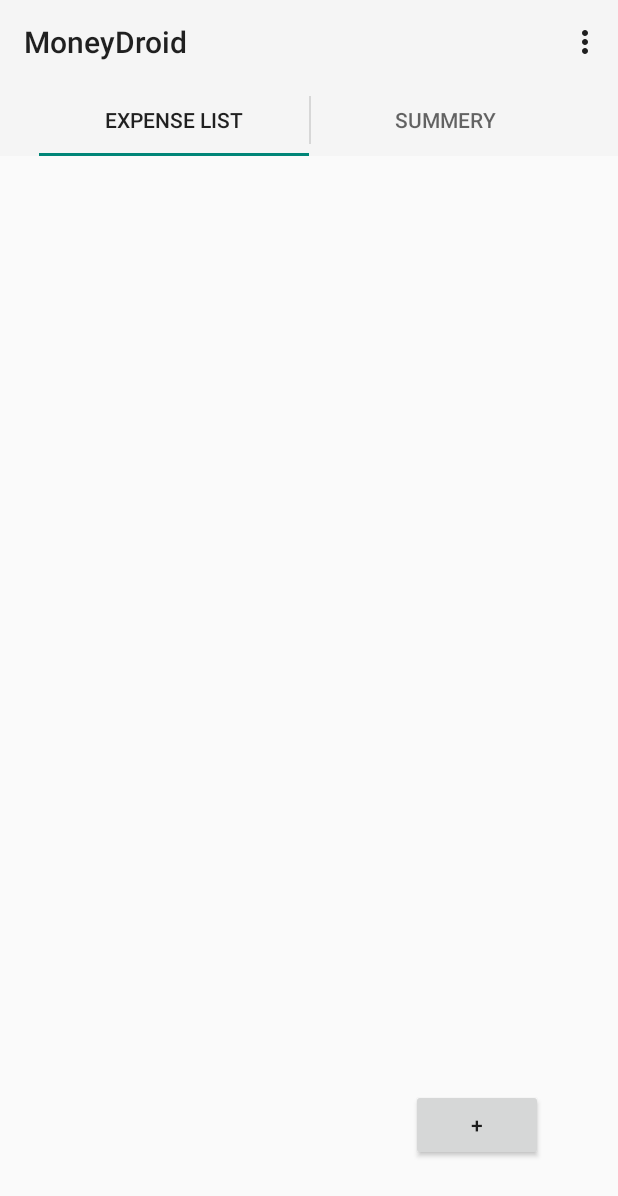
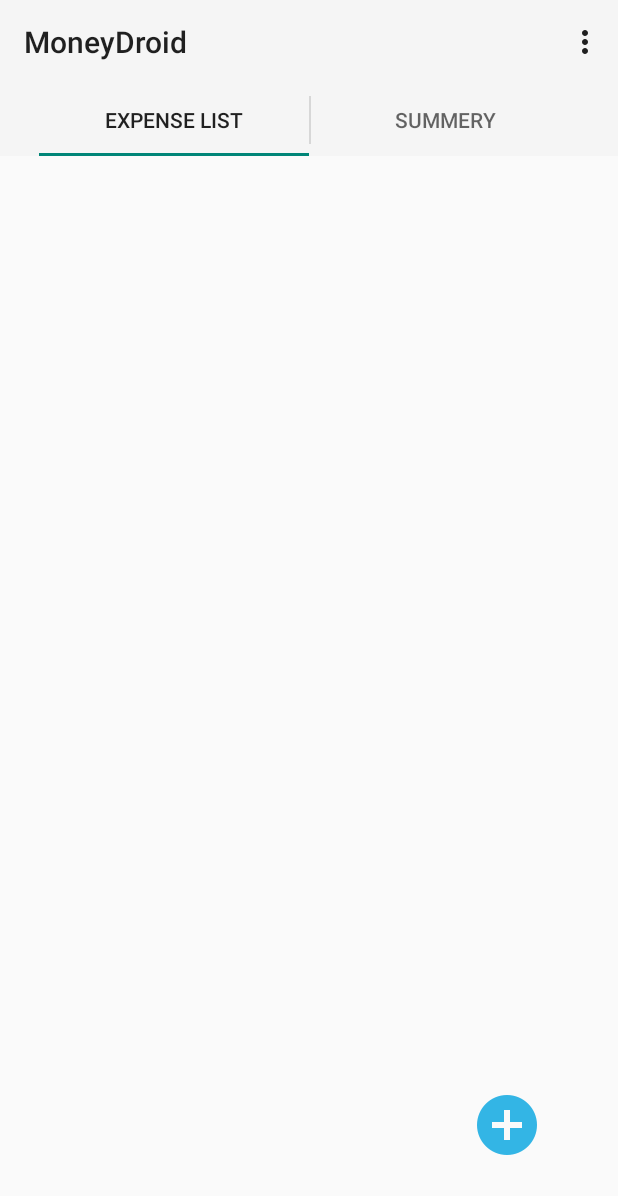
Before and after one commit to aashudwivedi/MoneyDroid, an Android app: the screen it shows after launch (MainActivity), on a phone screen of 412 x 824 dp. Shown: the top 1196 px of the screen. Run offline under Robolectric (Android 15) with nearby library versions, the phone set to English and light mode, and no system bars; libraries missing offline, so code that uses them is left out: com.facebook, com.facebook.model; 3 statements that could not run were skipped.

Commit message:
fancy floating action button

```diff
--- a/MoneyDroid/app/src/main/java/com/moneydroid/app/ui/ExpenseListFragment.java
+++ b/MoneyDroid/app/src/main/java/com/moneydroid/app/ui/ExpenseListFragment.java
@@ -3,6 +3,7 @@ package com.moneydroid.app.ui;
 import android.content.Intent;
 import android.database.ContentObserver;
 import android.database.Cursor;
+import android.graphics.PorterDuff;
 import android.net.Uri;
 import android.os.Bundle;
 import android.support.v4.app.ListFragment;
@@ -12,16 +13,15 @@ import android.support.v4.content.Loader;
 import android.view.LayoutInflater;
 import android.view.View;
 import android.view.ViewGroup;
-import android.widget.Button;
 import android.widget.FrameLayout;
+import android.widget.ImageButton;
 import android.widget.ListView;
 import android.widget.SimpleCursorAdapter;
+
 import com.moneydroid.app.R;
-import com.moneydroid.app.io.Transaction;
 import com.moneydroid.app.provider.TransactionContract;
-import com.moneydroid.app.provider.TransactionsProvider;
 
-import static com.moneydroid.app.provider.TransactionContract.*;
+import static com.moneydroid.app.provider.TransactionContract.Transactions;
 
 /**
  * Created by ashu on 23/5/14.
@@ -71,7 +71,12 @@ public class ExpenseListFragment extends ListFragment implements
         ListView listView = (ListView)root.findViewById(android.R.id.list);
         listView.setAdapter(mTransactionAdapter);
 
-        Button addExpenseButton = (Button)root.findViewById(R.id.add_expense_button);
+        ImageButton addExpenseButton = (ImageButton)root.findViewById(
+                R.id.add_expense_button);
+        //need to mutate ?
+        addExpenseButton.getDrawable().setColorFilter(0xff33B5E5,
+                PorterDuff.Mode.MULTIPLY);
+
         addExpenseButton.setOnClickListener(new View.OnClickListener() {
             @Override
             public void onClick(View v) {
--- a/MoneyDroid/app/src/main/res/layout/expense_list.xml
+++ b/MoneyDroid/app/src/main/res/layout/expense_list.xml
@@ -12,9 +12,10 @@
         tools:listitem="@layout/list_item_transaction">
     </ListView>
 
-    <Button
+    <ImageButton
         android:id="@+id/add_expense_button"
-        android:text="+"
+        android:src="@drawable/ic_add_circle_white_48dp"
+        android:background="@android:color/transparent"
         android:layout_marginBottom="50dp"
         android:layout_marginRight="50dp"
         android:layout_width="wrap_content"
```
Also changed, not shown: MoneyDroid/app/src/main/res/drawable-hdpi/ic_add_circle_white_18dp.png (added), MoneyDroid/app/src/main/res/drawable-hdpi/ic_add_circle_white_24dp.png (added), MoneyDroid/app/src/main/res/drawable-hdpi/ic_add_circle_white_36dp.png (added), MoneyDroid/app/src/main/res/drawable-hdpi/ic_add_circle_white_48dp.png (added), MoneyDroid/app/src/main/res/drawable-mdpi/ic_add_circle_white_18dp.png (added), MoneyDroid/app/src/main/res/drawable-mdpi/ic_add_circle_white_24dp.png (added), MoneyDroid/app/src/main/res/drawable-mdpi/ic_add_circle_white_36dp.png (added), MoneyDroid/app/src/main/res/drawable-mdpi/ic_add_circle_white_48dp.png (added), MoneyDroid/app/src/main/res/drawable-xhdpi/ic_add_circle_white_18dp.png (added), MoneyDroid/app/src/main/res/drawable-xhdpi/ic_add_circle_white_24dp.png (added), MoneyDroid/app/src/main/res/drawable-xhdpi/ic_add_circle_white_36dp.png (added), MoneyDroid/app/src/main/res/drawable-xhdpi/ic_add_circle_white_48dp.png (added), MoneyDroid/app/src/main/res/drawable-xxhdpi/ic_add_circle_white_18dp.png (added), MoneyDroid/app/src/main/res/drawable-xxhdpi/ic_add_circle_white_24dp.png (added), 2 more files.
